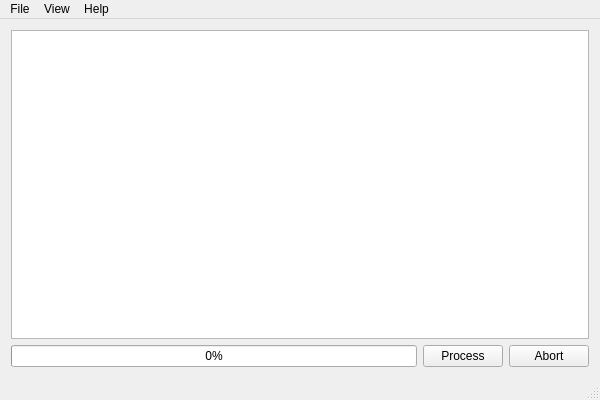
folterj/BioImageOperation, file BioImageOperation/MainWindow.ui: the form before one commit.
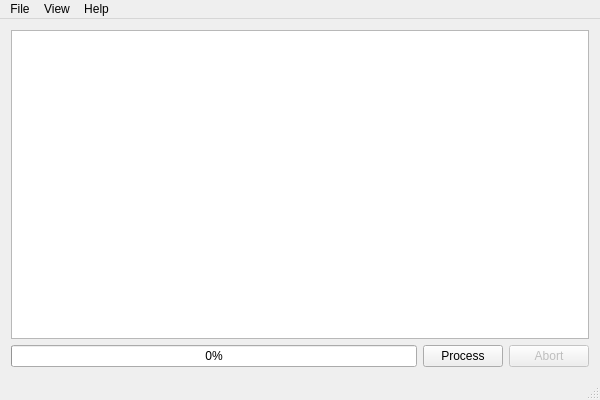
The form after the commit. Icons and pictures are not drawn.

```diff
--- a/BioImageOperation/MainWindow.ui
+++ b/BioImageOperation/MainWindow.ui
@@ -54,6 +54,9 @@
       </item>
       <item>
        <widget class="QPushButton" name="abortButton">
+        <property name="enabled">
+         <bool>false</bool>
+        </property>
         <property name="text">
          <string>Abort</string>
         </property>
```
Left out of the diff: 10 changed lines with no effect on the pictures.
